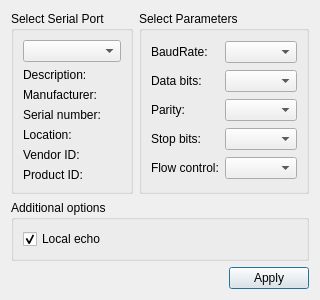
The window that TeApSy/settingsdialog.ui (Mar94oK/TeApSy) describes before a commit, drawn with Qt 5.
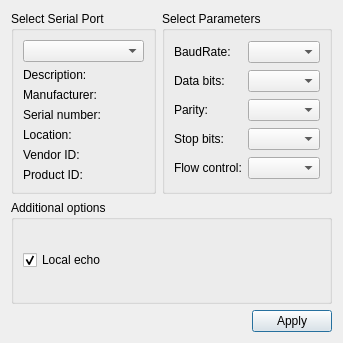
The same window after the commit.

Commit message: Without Settings Dialog Consoles are successfully installed.

Diff of the .ui file:
```diff
--- a/TeApSy/settingsdialog.ui
+++ b/TeApSy/settingsdialog.ui
@@ -6,8 +6,8 @@
    <rect>
     <x>0</x>
     <y>0</y>
-    <width>281</width>
-    <height>262</height>
+    <width>343</width>
+    <height>343</height>
    </rect>
   </property>
   <property name="windowTitle">
```
The commit also changes 5 other files.
